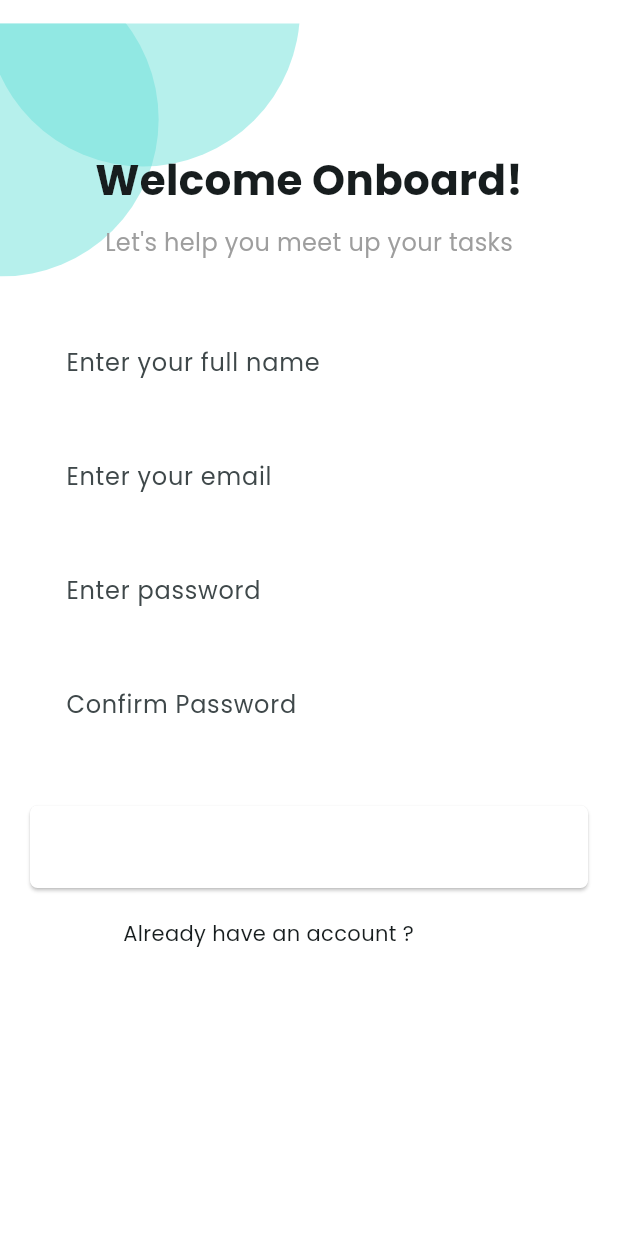
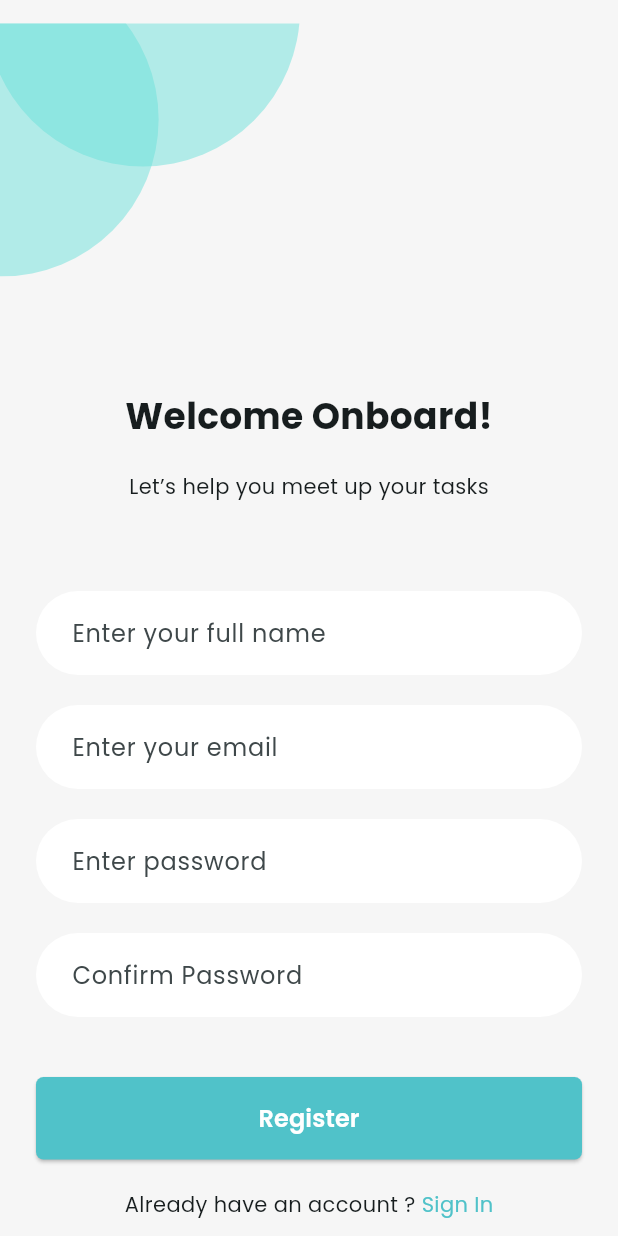
Before and after one commit to Nobi1202/todo_app_flutter, a Flutter app: the screen it shows after launch, after a tap on "Get Started", on a phone screen of 412 x 824 dp. Run offline on Flutter 3.47's test engine with Material 3 defaults, Android fonts, the phone set to English and light mode, and no system bars; our stand-ins replace flutter_svg; network calls fail.

Commit message:
implement registration screen

```diff
--- /dev/null
+++ b/lib/components/app_text_field.dart
@@ -0,0 +1,44 @@
+import 'package:flutter/material.dart';
+import 'package:todo_app/constants/app_color_path.dart';
+
+class AppTextField extends StatefulWidget {
+  final TextEditingController textEditingController;
+  final String hintText;
+
+  const AppTextField({
+    required this.textEditingController,
+    required this.hintText,
+    super.key,
+  });
+
+  @override
+  State<AppTextField> createState() => _AppTextFieldState();
+}
+
+class _AppTextFieldState extends State<AppTextField> {
+  @override
+  Widget build(BuildContext context) {
+    return TextField(
+      controller: widget.textEditingController,
+      decoration: InputDecoration(
+        hintText: widget.hintText,
+        filled: true,
+        fillColor: Colors.white,
+        border: OutlineInputBorder(
+          borderRadius: BorderRadius.circular(30),
+          borderSide: BorderSide.none,
+        ),
+        enabledBorder: OutlineInputBorder(
+          borderRadius: BorderRadius.circular(30),
+          borderSide: BorderSide.none,
+        ),
+        focusedBorder: OutlineInputBorder(
+          borderRadius: BorderRadius.circular(30),
+          borderSide: const BorderSide(color: AppColorPath.white),
+        ),
+        contentPadding:
+            const EdgeInsets.symmetric(horizontal: 20, vertical: 16),
+      ),
+    );
+  }
+}
--- a/lib/screens/registration_screen.dart
+++ b/lib/screens/registration_screen.dart
@@ -1,7 +1,10 @@
 import 'package:flutter/material.dart';
-import 'package:flutter_svg/flutter_svg.dart';
+import 'package:todo_app/components/app_button.dart';
+import 'package:todo_app/components/app_text_field.dart';
 import 'package:todo_app/constants/app_color_path.dart';
+import 'package:todo_app/screens/dashboard_screen.dart';
 import 'package:todo_app/screens/login_screen.dart';
+import 'package:todo_app/screens/widgets/blue_circle_img_appbar_widget.dart';
 
 class RegistrationScreen extends StatefulWidget {
   const RegistrationScreen({super.key});
@@ -29,207 +32,129 @@ class _RegistrationScreenState extends State<RegistrationScreen> {
   @override
   Widget build(BuildContext context) {
     return Scaffold(
-      backgroundColor: Colors.white,
-      body: SafeArea(
-        child: SingleChildScrollView(
+      backgroundColor: AppColorPath.lightWhite,
+      body: SingleChildScrollView(
         child: Column(
           children: [
-              Stack(
-                children: [
-                  Positioned(
-                    top: 0,
-                    left: 0,
-                    child: SvgPicture.asset(
-                      'assets/images/blue_circle_img.svg',
-                      height: 200,
-                      width: 200,
-                    ),
-                  ),
-                  Padding(
-                    padding: const EdgeInsets.symmetric(
-                        horizontal: 20.0, vertical: 40.0),
-                    child: Column(
-                      crossAxisAlignment: CrossAxisAlignment.start,
-                      children: [
+            _buildBlueCircleImgWidget(),
             const SizedBox(height: 60),
-                        const Center(
-                          child: Text(
-                            'Welcome Onboard!',
-                            style: TextStyle(
-                              fontSize: 28,
-                              fontWeight: FontWeight.bold,
-                              fontFamily: 'Poppins',
-                            ),
-                          ),
-                        ),
-                        const SizedBox(height: 10),
-                        const Center(
-                          child: Text(
-                            "Let's help you meet up your tasks",
-                            style: TextStyle(
-                              fontSize: 16,
-                              color: Colors.grey,
-                              fontFamily: 'Poppins',
-                            ),
-                          ),
-                        ),
-                        const SizedBox(height: 40),
-                        TextField(
-                          controller: _nameController,
-                          decoration: InputDecoration(
-                            hintText: 'Enter your full name',
-                            filled: true,
-                            fillColor: Colors.white,
-                            border: OutlineInputBorder(
-                              borderRadius: BorderRadius.circular(30),
-                              borderSide: BorderSide.none,
-                            ),
-                            enabledBorder: OutlineInputBorder(
-                              borderRadius: BorderRadius.circular(30),
-                              borderSide: BorderSide.none,
-                            ),
-                            focusedBorder: OutlineInputBorder(
-                              borderRadius: BorderRadius.circular(30),
-                              borderSide:
-                                  const BorderSide(color: AppColorPath.white),
-                            ),
-                            contentPadding: const EdgeInsets.symmetric(
-                                horizontal: 20, vertical: 16),
-                          ),
-                        ),
+            _buildWelcomeTextWidget(),
             const SizedBox(height: 20),
-                        TextField(
-                          controller: _emailController,
-                          decoration: InputDecoration(
-                            hintText: 'Enter your email',
-                            filled: true,
-                            fillColor: Colors.white,
-                            border: OutlineInputBorder(
-                              borderRadius: BorderRadius.circular(30),
-                              borderSide: BorderSide.none,
-                            ),
-                            enabledBorder: OutlineInputBorder(
-                              borderRadius: BorderRadius.circular(30),
-                              borderSide: BorderSide.none,
-                            ),
-                            focusedBorder: OutlineInputBorder(
-                              borderRadius: BorderRadius.circular(30),
-                              borderSide:
-                                  const BorderSide(color: AppColorPath.white),
-                            ),
-                            contentPadding: const EdgeInsets.symmetric(
-                                horizontal: 20, vertical: 16),
-                          ),
-                        ),
+            _buildWelcomeDescriptionTextWidget(),
+            ..._buildListTextFieldWidget(),
             const SizedBox(height: 20),
-                        TextField(
-                          controller: _passwordController,
-                          obscureText: true,
-                          decoration: InputDecoration(
-                            hintText: 'Enter password',
-                            filled: true,
-                            fillColor: Colors.white,
-                            border: OutlineInputBorder(
-                              borderRadius: BorderRadius.circular(30),
-                              borderSide: BorderSide.none,
-                            ),
-                            enabledBorder: OutlineInputBorder(
-                              borderRadius: BorderRadius.circular(30),
-                              borderSide: BorderSide.none,
-                            ),
-                            focusedBorder: OutlineInputBorder(
-                              borderRadius: BorderRadius.circular(30),
-                              borderSide:
-                                  const BorderSide(color: AppColorPath.white),
-                            ),
-                            contentPadding: const EdgeInsets.symmetric(
-                                horizontal: 20, vertical: 16),
-                          ),
-                        ),
+            _buildRegisterButtonWidget(),
             const SizedBox(height: 20),
-                        TextField(
-                          controller: _confirmPasswordController,
-                          obscureText: true,
-                          decoration: InputDecoration(
-                            hintText: 'Confirm Password',
-                            filled: true,
-                            fillColor: Colors.white,
-                            border: OutlineInputBorder(
-                              borderRadius: BorderRadius.circular(30),
-                              borderSide: BorderSide.none,
-                            ),
-                            enabledBorder: OutlineInputBorder(
-                              borderRadius: BorderRadius.circular(30),
-                              borderSide: BorderSide.none,
-                            ),
-                            focusedBorder: OutlineInputBorder(
-                              borderRadius: BorderRadius.circular(30),
-                              borderSide:
-                                  const BorderSide(color: AppColorPath.white),
-                            ),
-                            contentPadding: const EdgeInsets.symmetric(
-                                horizontal: 20, vertical: 16),
-                          ),
-                        ),
-                        const SizedBox(height: 40),
-                        ElevatedButton(
-                          onPressed: () {},
-                          style: ElevatedButton.styleFrom(
-                            backgroundColor: AppColorPath.white,
-                            minimumSize: const Size(double.infinity, 55),
-                            shape: RoundedRectangleBorder(
-                              borderRadius: BorderRadius.circular(5),
-                            ),
-                          ),
-                          child: const Text(
-                            'Register',
-                            style: TextStyle(
-                              color: Colors.white,
-                              fontSize: 16,
-                              fontWeight: FontWeight.w600,
-                              fontFamily: 'Poppins',
-                            ),
-                          ),
-                        ),
-                        const SizedBox(height: 20),
-                        Row(
-                          mainAxisAlignment: MainAxisAlignment.center,
-                          children: [
-                            const Text(
-                              "Already have an account ? ",
-                              style: TextStyle(
-                                fontFamily: 'Poppins',
-                              ),
-                            ),
-                            GestureDetector(
-                              onTap: () {
-                                Navigator.push(
-                                  context,
-                                  MaterialPageRoute(
-                                      builder: (context) =>
-                                          const LoginScreen()),
-                                );
-                              },
-                              child: const Text(
-                                'Sign In',
-                                style: TextStyle(
-                                  color: AppColorPath.white,
-                                  fontWeight: FontWeight.bold,
-                                  fontFamily: 'Poppins',
-                                ),
-                              ),
-                            ),
+            _buildSignInTextWidget(),
           ],
-                        ),
-                      ],
-                    ),
-                  ),
-                ],
-              ),
-            ],
-          ),
         ),
       ),
     );
   }
+
+  Row _buildBlueCircleImgWidget() {
+    return const Row(
+      children: [
+        BlueCircleImgAppbarWidget(),
+      ],
+    );
   }
+
+  Padding _buildWelcomeTextWidget() {
+    return const Padding(
+      padding: EdgeInsets.symmetric(horizontal: 16),
+      child: Text(
+        'Welcome Onboard!',
+        style: TextStyle(
+            fontSize: 24, fontFamily: 'PopPins', fontWeight: FontWeight.bold),
+      ),
+    );
+  }
+
+  Padding _buildWelcomeDescriptionTextWidget() {
+    return const Padding(
+      padding: EdgeInsets.symmetric(horizontal: 16),
+      child: Text(
+        'Let’s help you meet up your tasks',
+        style: TextStyle(
+            fontSize: 14, fontFamily: 'PopPins', fontWeight: FontWeight.normal),
+      ),
+    );
+  }
+
+  List<Widget> _buildListTextFieldWidget() {
+    return [
+      Padding(
+        padding: const EdgeInsets.fromLTRB(24, 60, 24, 20),
+        child: AppTextField(
+            textEditingController: _nameController,
+            hintText: 'Enter your full name'),
+      ),
+      Padding(
+        padding: const EdgeInsets.fromLTRB(24, 0, 24, 20),
+        child: AppTextField(
+            textEditingController: _emailController,
+            hintText: 'Enter your email'),
+      ),
+      Padding(
+        padding: const EdgeInsets.fromLTRB(24, 0, 24, 20),
+        child: AppTextField(
+            textEditingController: _passwordController,
+            hintText: 'Enter password'),
+      ),
+      Padding(
+        padding: const EdgeInsets.fromLTRB(24, 0, 24, 20),
+        child: AppTextField(
+            textEditingController: _confirmPasswordController,
+            hintText: 'Confirm Password'),
+      ),
+    ];
+  }
+
+  Padding _buildRegisterButtonWidget() {
+    return Padding(
+      padding: const EdgeInsets.symmetric(horizontal: 24),
+      child: AppButton(
+        onPressed: () => Navigator.push(
+          context,
+          MaterialPageRoute(
+            builder: (context) => const LoginScreen(),
+          ),
+        ),
+        title: 'Register',
+      ),
+    );
+  }
+
+  Row _buildSignInTextWidget() {
+    return Row(
+      mainAxisAlignment: MainAxisAlignment.center,
+      children: [
+        const Text(
+          'Already have an account ? ',
+          style: TextStyle(
+            fontFamily: 'PopPins',
+            fontWeight: FontWeight.normal,
+            fontSize: 14,
+          ),
+        ),
+        InkWell(
+          onTap: () => Navigator.push(
+            context,
+            MaterialPageRoute(
+              builder: (context) => const DashboardScreen(),
+            ),
+          ),
+          child: const Text(
+            'Sign In',
+            style: TextStyle(
+                fontFamily: 'PopPins',
+                fontWeight: FontWeight.normal,
+                fontSize: 14,
+                color: AppColorPath.lightBlue),
+          ),
+        )
+      ],
+    );
+  }
+}
--- a/lib/screens/splash_screen.dart
+++ b/lib/screens/splash_screen.dart
@@ -3,6 +3,7 @@ import 'package:flutter_svg/flutter_svg.dart';
 import 'package:todo_app/components/app_button.dart';
 import 'package:todo_app/constants/app_image_path.dart';
 import 'package:todo_app/screens/registration_screen.dart';
+import 'package:todo_app/screens/widgets/blue_circle_img_appbar_widget.dart';
 
 class SplashScreen extends StatelessWidget {
   const SplashScreen({super.key});
@@ -28,13 +29,9 @@ class SplashScreen extends StatelessWidget {
   }
 
   Row _buildBlueCicleImgWidget() {
-    return Row(
+    return const Row(
       children: [
-        SvgPicture.asset(
-          AppImagePath.blueCircleImg,
-          height: 200,
-          width: 200,
-        )
+        BlueCircleImgAppbarWidget(),
       ],
     );
   }
--- /dev/null
+++ b/lib/screens/widgets/blue_circle_img_appbar_widget.dart
@@ -0,0 +1,16 @@
+import 'package:flutter/material.dart';
+import 'package:flutter_svg/svg.dart';
+import 'package:todo_app/constants/app_image_path.dart';
+
+class BlueCircleImgAppbarWidget extends StatelessWidget {
+  const BlueCircleImgAppbarWidget({super.key});
+
+  @override
+  Widget build(BuildContext context) {
+    return SvgPicture.asset(
+      AppImagePath.blueCircleImg,
+      height: 200,
+      width: 200,
+    );
+  }
+}
```
Lines whose indentation alone changed are shown as unchanged.
